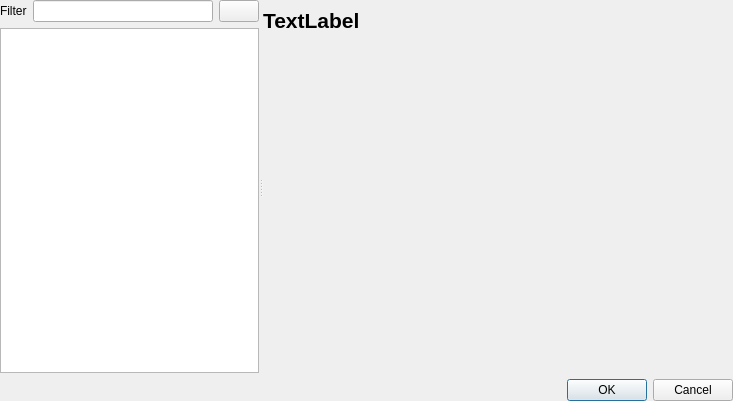
Old version of the form src/prymatex/gui/config/ui_files/settings.ui in the repository prymatex/prymatex.
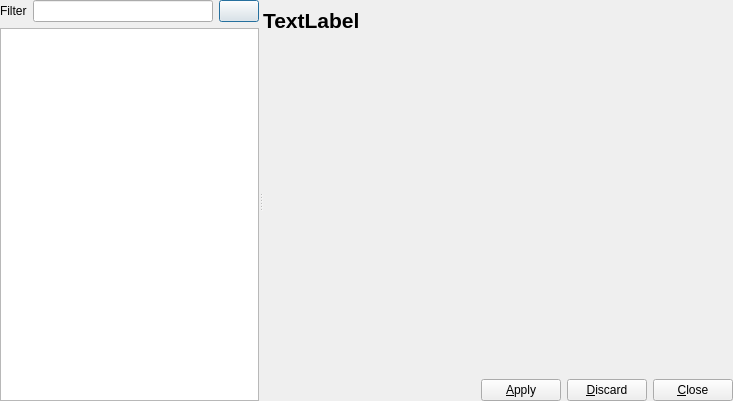
New version of the form. Icons and pictures are not drawn. Custom widgets are drawn as their Qt base class.

What changed in the file:
```diff
--- a/src/prymatex/gui/config/ui_files/settings.ui
+++ b/src/prymatex/gui/config/ui_files/settings.ui
@@ -102,22 +102,55 @@
         </widget>
        </item>
        <item>
-        <widget class="QWidget" name="container" native="true"/>
+        <widget class="QWidget" name="container" native="true">
+         <zorder>buttonBox</zorder>
+        </widget>
+       </item>
+       <item>
+        <layout class="QHBoxLayout" name="horizontalLayout_2">
+         <property name="sizeConstraint">
+          <enum>QLayout::SetMinimumSize</enum>
+         </property>
+         <item>
+          <spacer name="horizontalSpacer">
+           <property name="orientation">
+            <enum>Qt::Horizontal</enum>
+           </property>
+           <property name="sizeHint" stdset="0">
+            <size>
+             <width>40</width>
+             <height>20</height>
+            </size>
+           </property>
+          </spacer>
+         </item>
+         <item>
+          <widget class="QPushButton" name="pushApply">
+           <property name="text">
+            <string>&amp;Apply</string>
+           </property>
+          </widget>
+         </item>
+         <item>
+          <widget class="QPushButton" name="pushDiscard">
+           <property name="text">
+            <string>&amp;Discard</string>
+           </property>
+          </widget>
+         </item>
+         <item>
+          <widget class="QPushButton" name="pushClose">
+           <property name="text">
+            <string>&amp;Close</string>
+           </property>
+          </widget>
+         </item>
+        </layout>
        </item>
       </layout>
      </widget>
     </widget>
    </item>
-   <item>
-    <widget class="QDialogButtonBox" name="buttonBox">
-     <property name="orientation">
-      <enum>Qt::Horizontal</enum>
-     </property>
-     <property name="standardButtons">
-      <set>QDialogButtonBox::Cancel|QDialogButtonBox::Ok</set>
-     </property>
-    </widget>
-   </item>
   </layout>
  </widget>
  <customwidgets>
```
Left out of the diff: 35 changed lines with no effect on the pictures.
